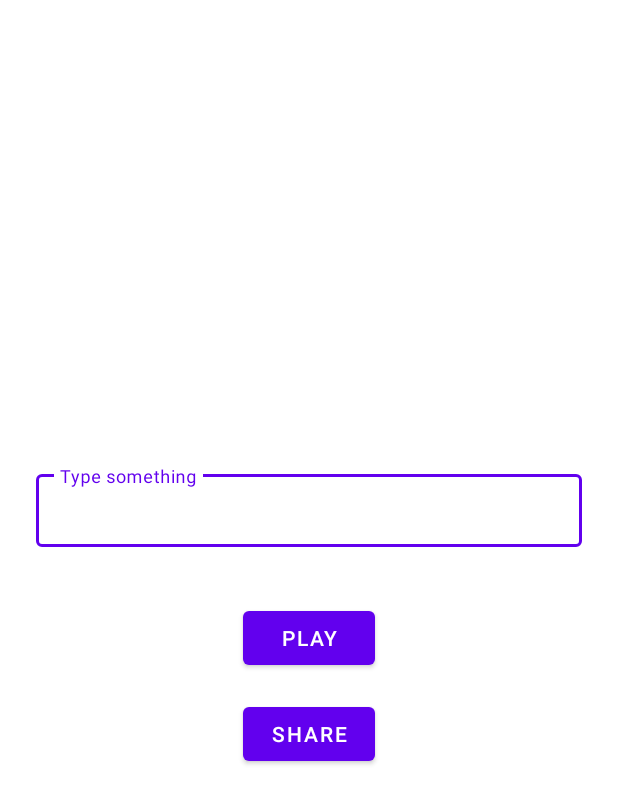
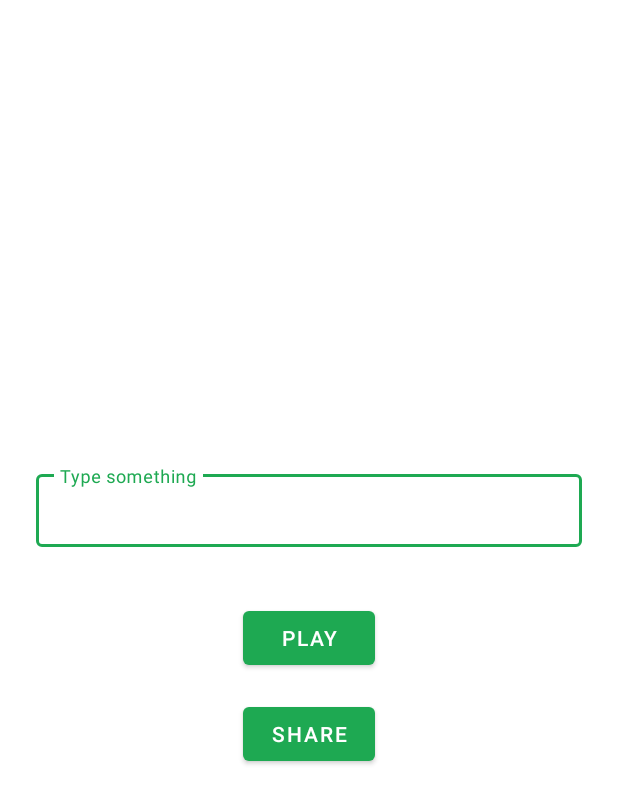
Before and after one commit to jimmyale3102/text_to_speech, an Android app: the screen it shows after launch (MainActivity), on a phone screen of 412 x 824 dp. Shown: the top 804 px of the screen. Run offline under Robolectric (Android 15) with nearby library versions, the light colour scheme and no system bars.

Commit message:
Improve themes

```diff
--- a/app/src/main/res/layout/activity_main.xml
+++ b/app/src/main/res/layout/activity_main.xml
@@ -21,7 +21,8 @@
         <com.google.android.material.textfield.TextInputEditText
             android:id="@+id/input"
             android:layout_width="match_parent"
-            android:layout_height="wrap_content"/>
+            android:layout_height="wrap_content"
+            tools:text="@string/app_name"/>
 
     </com.google.android.material.textfield.TextInputLayout>
 
--- a/app/src/main/res/values-night/colors.xml
+++ b/app/src/main/res/values-night/colors.xml
@@ -1,8 +1,10 @@
 <?xml version="1.0" encoding="utf-8"?>
-<resources>
+<resources xmlns:tools="http://schemas.android.com/tools">
+    <color name="green">#1EA952</color>
+    <color name="blackBackground" tools:ignore="MissingDefaultResource">#131313</color>
     <color name="black">#FF000000</color>
     <color name="white">#FFFFFFFF</color>
 
-    <color name="background">@color/black</color>
+    <color name="background">@color/blackBackground</color>
     <color name="onBackgroundTextColor">@color/white</color>
 </resources>
--- a/app/src/main/res/values-night/themes.xml
+++ b/app/src/main/res/values-night/themes.xml
@@ -2,15 +2,11 @@
     <!-- Base application theme. -->
     <style name="Theme.TextToSpeach" parent="Theme.MaterialComponents.DayNight.NoActionBar">
         <!-- Primary brand color. -->
-        <item name="colorPrimary">@color/purple_200</item>
-        <item name="colorPrimaryVariant">@color/purple_700</item>
-        <item name="colorOnPrimary">@color/black</item>
+        <item name="colorPrimary">@color/green</item>
+        <item name="colorOnPrimary">@color/white</item>
         <!-- Secondary brand color. -->
-        <item name="colorSecondary">@color/teal_200</item>
-        <item name="colorSecondaryVariant">@color/teal_200</item>
+        <item name="colorSecondary">@color/green</item>
         <item name="colorOnSecondary">@color/black</item>
-        <!-- Status bar color. -->
-        <item name="android:statusBarColor" tools:targetApi="l">?attr/colorPrimaryVariant</item>
         <!-- Customize your theme here. -->
     </style>
 </resources>
--- a/app/src/main/res/values/colors.xml
+++ b/app/src/main/res/values/colors.xml
@@ -1,10 +1,6 @@
 <?xml version="1.0" encoding="utf-8"?>
 <resources>
-    <color name="purple_200">#FFBB86FC</color>
-    <color name="purple_500">#FF6200EE</color>
-    <color name="purple_700">#FF3700B3</color>
-    <color name="teal_200">#FF03DAC5</color>
-    <color name="teal_700">#FF018786</color>
+    <color name="green">#1EA952</color>
     <color name="black">#FF000000</color>
     <color name="white">#FFFFFFFF</color>
 
--- a/app/src/main/res/values/strings.xml
+++ b/app/src/main/res/values/strings.xml
@@ -1,5 +1,5 @@
 <resources>
-    <string name="app_name">TextToSpeach</string>
+    <string name="app_name">Say It</string>
     <string name="play">Play</string>
     <string name="type_something">Type something</string>
     <string name="share">Share</string>
--- a/app/src/main/res/values/themes.xml
+++ b/app/src/main/res/values/themes.xml
@@ -2,15 +2,11 @@
     <!-- Base application theme. -->
     <style name="Theme.TextToSpeach" parent="Theme.MaterialComponents.DayNight.NoActionBar">
         <!-- Primary brand color. -->
-        <item name="colorPrimary">@color/purple_500</item>
-        <item name="colorPrimaryVariant">@color/purple_700</item>
+        <item name="colorPrimary">@color/green</item>
         <item name="colorOnPrimary">@color/white</item>
         <!-- Secondary brand color. -->
-        <item name="colorSecondary">@color/teal_200</item>
-        <item name="colorSecondaryVariant">@color/teal_700</item>
-        <item name="colorOnSecondary">@color/black</item>
-        <!-- Status bar color. -->
-        <item name="android:statusBarColor" tools:targetApi="l">?attr/colorPrimaryVariant</item>
+        <item name="colorSecondary">@color/black</item>
+        <item name="colorOnSecondary">@color/green</item>
         <!-- Customize your theme here. -->
     </style>
 </resources>
```
